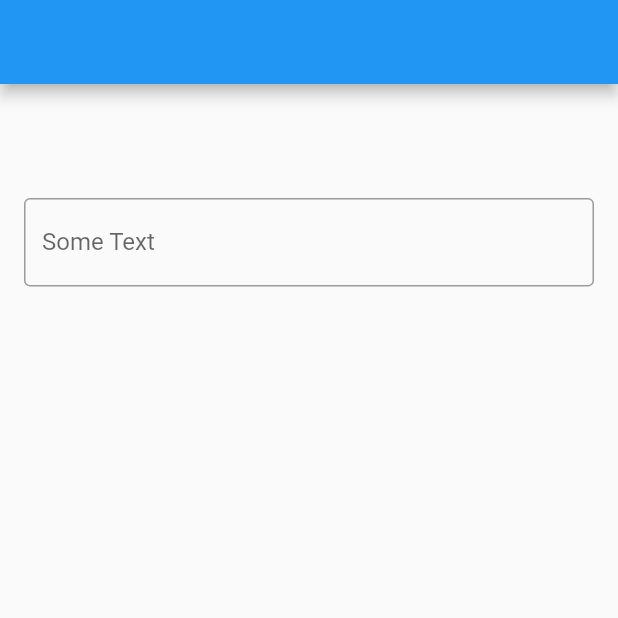
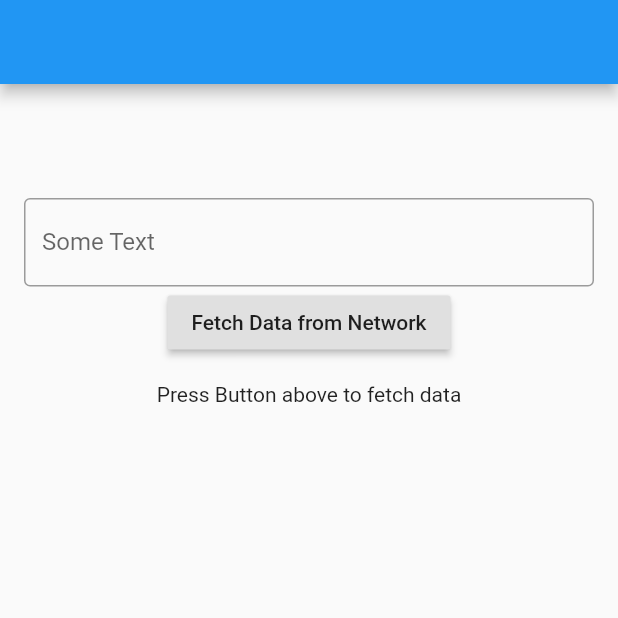
Before and after one commit to CoderJava/Flutter-Provider-Sample, a Flutter app: the screen it shows after launch, on a phone screen of 412 x 824 dp, the top half of it. Run offline on Flutter 3.47's test engine with Material 2 defaults, Android fonts, the phone set to English and light mode, and no system bars.

Commit message:
Added example fetch data from internet with Flutter Provider State Management

```diff
--- a/lib/app_state.dart
+++ b/lib/app_state.dart
@@ -1,10 +1,15 @@
 import 'package:flutter/material.dart';
+import 'package:http/http.dart' as http;
+import 'dart:convert';
 
 class AppState with ChangeNotifier {
 
   AppState();
 
   String _displayText = "";
+  String _jsonResponse = "";
+  String _dataUrl = "https://reqres.in/api/users?per_page=20";
+  bool _isFetching = false;
 
   void setDisplayText(String text) {
     _displayText = text;
@@ -14,4 +19,33 @@ class AppState with ChangeNotifier {
   String get getDisplayText {
     return _displayText;
   }
+
+  bool get isFetching {
+    return _isFetching;
+  }
+
+  Future<void> fetchData() async {
+    _isFetching = true;
+    notifyListeners();
+
+    var response = await http.get(_dataUrl);
+    if (response.statusCode == 200) {
+      _jsonResponse = response.body;
+    }
+
+    _isFetching = false;
+    notifyListeners();
+  }
+
+  String get getResponseText {
+    return _jsonResponse;
+  }
+
+  List<dynamic> getResponseJson() {
+    if (_jsonResponse.isNotEmpty) {
+      Map<String, dynamic> json = jsonDecode(_jsonResponse);
+      return json['data'];
+    }
+    return null;
+  }
 }
--- a/lib/main.dart
+++ b/lib/main.dart
@@ -2,6 +2,7 @@ import 'package:flutter/material.dart';
 import 'package:provider/provider.dart';
 
 import 'app_state.dart';
+import 'response_display.dart';
 import 'text_display.dart';
 import 'text_edit_widget.dart';
 
@@ -31,9 +32,12 @@ class MyHomePage extends StatefulWidget {
 class _MyHomePageState extends State<MyHomePage> {
   @override
   Widget build(BuildContext context) {
+    final appState = Provider.of<AppState>(context);
+
     return Scaffold(
       appBar: AppBar(),
-      body: Container(
+      body: SingleChildScrollView(
+        child: Container(
           padding: const EdgeInsets.all(16.0),
           child: Center(
             child: Column(
@@ -41,9 +45,17 @@ class _MyHomePageState extends State<MyHomePage> {
               children: <Widget>[
                 TextDisplay(),
                 TextEditWidget(),
+                RaisedButton(
+                  onPressed: () {
+                    appState.fetchData();
+                  },
+                  child: Text('Fetch Data from Network'),
+                ),
+                ResponseDisplay(),
               ],
             ),
           )
+        ),
       )
     );
   }
--- /dev/null
+++ b/lib/response_display.dart
@@ -0,0 +1,34 @@
+import 'package:flutter/material.dart';
+import 'package:provider/provider.dart';
+
+import 'app_state.dart';
+
+class ResponseDisplay extends StatelessWidget {
+  @override
+  Widget build(BuildContext context) {
+    final appState = Provider.of<AppState>(context);
+
+    return Container(
+      padding: const EdgeInsets.all(16.0),
+      child: appState.isFetching
+          ? CircularProgressIndicator()
+          : appState.getResponseJson() != null
+              ? ListView.builder(
+                  primary: false,
+                  shrinkWrap: true,
+                  itemCount: appState.getResponseJson().length,
+                  itemBuilder: (context, index) {
+                    return ListTile(
+                      leading: CircleAvatar(
+                        backgroundImage: NetworkImage(
+                            appState.getResponseJson()[index]['avatar']),
+                      ),
+                      title:
+                          Text(appState.getResponseJson()[index]["first_name"]),
+                    );
+                  },
+                )
+              : Text("Press Button above to fetch data"),
+    );
+  }
+}
```
Lines whose indentation alone changed are shown as unchanged.
